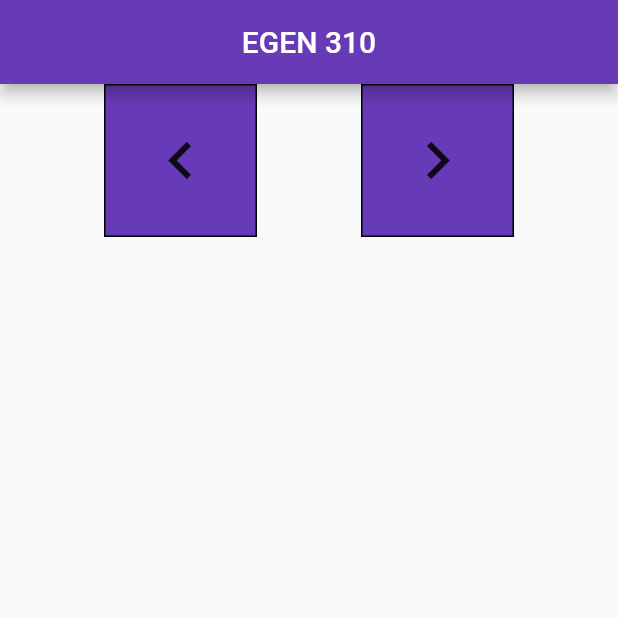
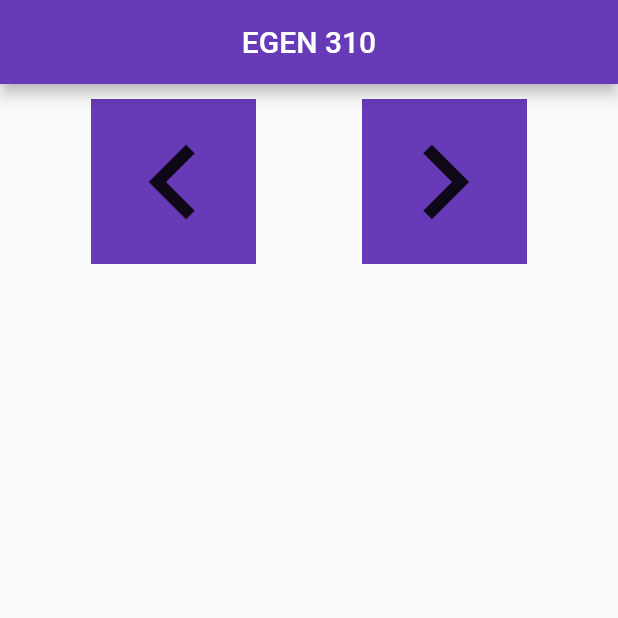
Before and after one commit to MGallivan00/EGEN_310, a Flutter app: the screen it shows after launch, on a phone screen of 412 x 824 dp, the top half of it. Run offline on Flutter 3.47's test engine with Material 2 defaults, Android fonts, the phone set to English and light mode, and no system bars.

Commit message:
Added margins

```diff
--- a/lib/user_interface.dart
+++ b/lib/user_interface.dart
@@ -66,14 +66,14 @@ class _UserInterfaceState extends State<UserInterface> {
           },
           child: Container(
             // Creates the buttons
-            decoration:
-                BoxDecoration(color: Colors.deepPurple, border: Border.all()),
-            padding: EdgeInsets.all(25.0),
-//              child: Text(_instruction)),
-            child: Icon( // Adds Arrow Icon to button
+            decoration: BoxDecoration(color: Colors.deepPurple),
+            padding: EdgeInsets.all(5.0),
+            margin: EdgeInsets.all(10.0),
+            child: Icon(
+              // Adds Arrow Icon to button
               _icon,
               color: Colors.black87,
-              size: 50.0,
+              size: 100.0,
             ),
           ),
         )
```
